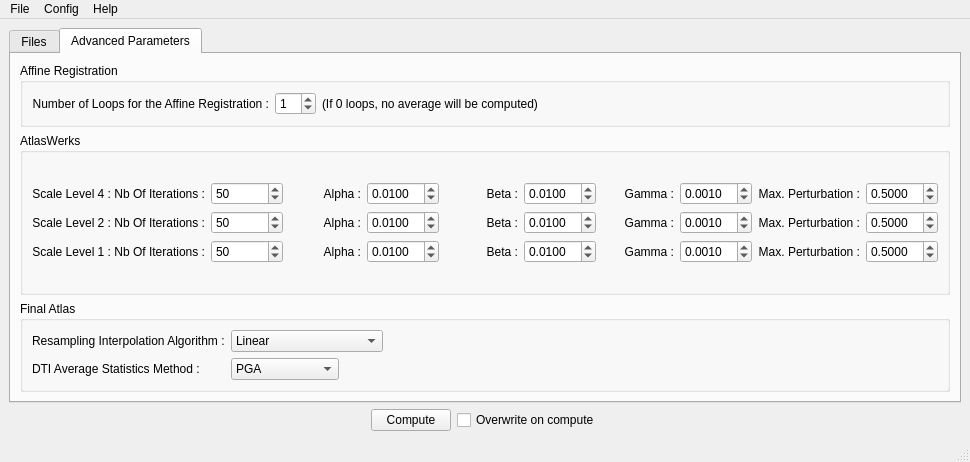
adrienkaiser/DTIAtlasBuilder, file GUIwindow.ui: the form before one commit.
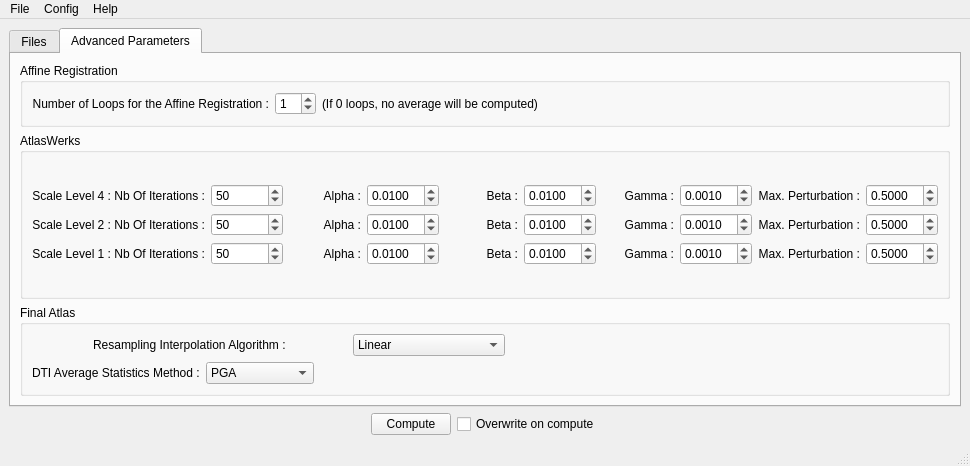
The form after the commit. The open tabs and pages were chosen to show the change.

Diff of the .ui file:
```diff
--- a/GUIwindow.ui
+++ b/GUIwindow.ui
@@ -7,7 +7,7 @@
     <x>0</x>
     <y>0</y>
     <width>970</width>
-    <height>462</height>
+    <height>466</height>
    </rect>
   </property>
   <property name="windowTitle">
@@ -644,18 +644,23 @@
           <property name="title">
            <string>Final Atlas</string>
           </property>
-          <layout class="QFormLayout" name="formLayout">
-           <property name="fieldGrowthPolicy">
-            <enum>QFormLayout::AllNonFixedFieldsGrow</enum>
-           </property>
-           <item row="0" column="0">
+          <layout class="QVBoxLayout" name="verticalLayout_11">
+           <item>
+            <layout class="QHBoxLayout" name="ResampParamHLayout">
+             <item>
             <widget class="QLabel" name="resamplingInterpolationTypeLabel">
+               <property name="sizePolicy">
+                <sizepolicy hsizetype="Fixed" vsizetype="Preferred">
+                 <horstretch>0</horstretch>
+                 <verstretch>0</verstretch>
+                </sizepolicy>
+               </property>
              <property name="text">
               <string>Resampling Interpolation Algorithm :</string>
              </property>
             </widget>
            </item>
-           <item row="0" column="1">
+             <item>
             <widget class="QComboBox" name="InterpolTypeComboBox">
              <property name="sizePolicy">
               <sizepolicy hsizetype="Fixed" vsizetype="Fixed">
@@ -666,6 +671,9 @@
              <property name="editable">
               <bool>false</bool>
              </property>
+               <property name="currentIndex">
+                <number>0</number>
+               </property>
              <property name="duplicatesEnabled">
               <bool>false</bool>
              </property>
@@ -691,14 +699,43 @@
              </item>
             </widget>
            </item>
-           <item row="1" column="0">
+             <item>
+              <layout class="QHBoxLayout" name="optionHLayout"/>
+             </item>
+             <item>
+              <spacer name="horizontalSpacer_6">
+               <property name="orientation">
+                <enum>Qt::Horizontal</enum>
+               </property>
+               <property name="sizeType">
+                <enum>QSizePolicy::Fixed</enum>
+               </property>
+               <property name="sizeHint" stdset="0">
+                <size>
+                 <width>370</width>
+                 <height>20</height>
+                </size>
+               </property>
+              </spacer>
+             </item>
+            </layout>
+           </item>
+           <item>
+            <layout class="QHBoxLayout" name="horizontalLayout_6">
+             <item>
             <widget class="QLabel" name="averageStatMethodLabel">
+               <property name="sizePolicy">
+                <sizepolicy hsizetype="Fixed" vsizetype="Preferred">
+                 <horstretch>0</horstretch>
+                 <verstretch>0</verstretch>
+                </sizepolicy>
+               </property>
              <property name="text">
               <string>DTI Average Statistics Method :</string>
              </property>
             </widget>
            </item>
-           <item row="1" column="1">
+             <item>
             <widget class="QComboBox" name="averageStatMethodComboBox">
              <property name="sizePolicy">
               <sizepolicy hsizetype="Fixed" vsizetype="Fixed">
@@ -722,6 +759,24 @@
               </property>
              </item>
             </widget>
+             </item>
+             <item>
+              <spacer name="horizontalSpacer_3">
+               <property name="orientation">
+                <enum>Qt::Horizontal</enum>
+               </property>
+               <property name="sizeType">
+                <enum>QSizePolicy::Expanding</enum>
+               </property>
+               <property name="sizeHint" stdset="0">
+                <size>
+                 <width>40</width>
+                 <height>20</height>
+                </size>
+               </property>
+              </spacer>
+             </item>
+            </layout>
            </item>
           </layout>
          </widget>
```
Lines whose indentation alone changed are shown as unchanged.
